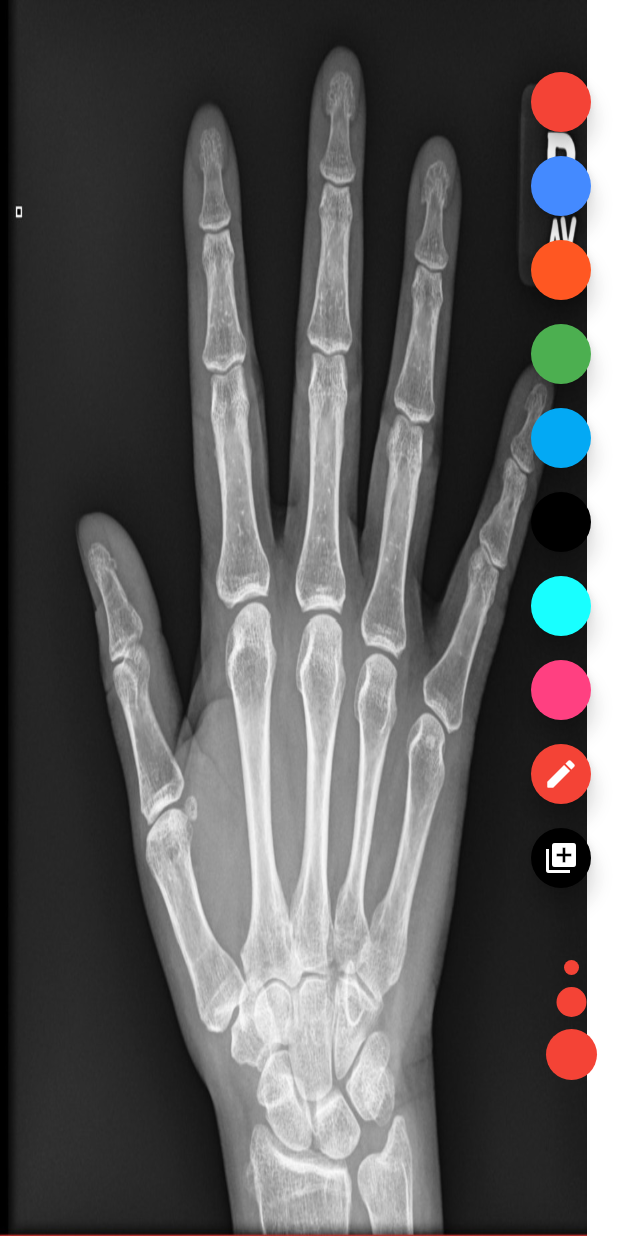
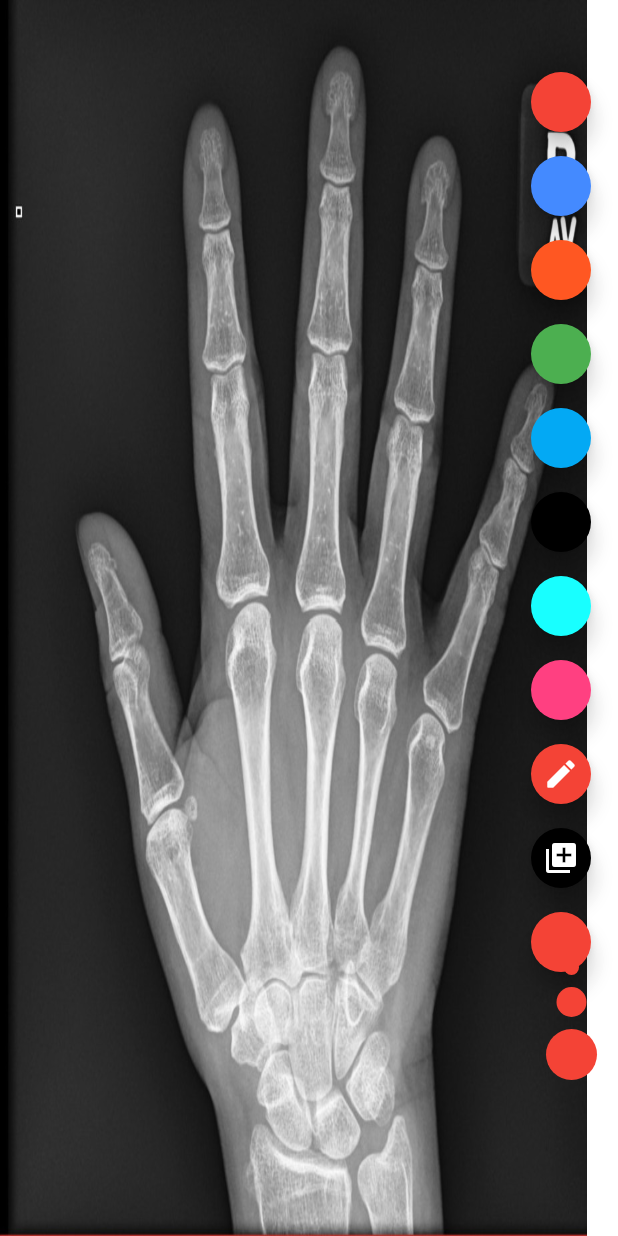
Before and after one commit to JosephSafouri/OXO-2123, a Flutter app: the DrawingPage screen opened directly, on a phone screen of 412 x 824 dp. Run offline on Flutter 3.47's test engine with Material 2 defaults, Android fonts, the phone set to English and light mode, and no system bars; our stand-ins replace image_picker.

Commit message:
Added Text Field button
Added an text field button that would unable the user to add a text field.

```diff
--- a/flutter-app/flutter_drawing_app/starter/lib/drawing_page.dart
+++ b/flutter-app/flutter_drawing_app/starter/lib/drawing_page.dart
@@ -185,7 +185,7 @@ class _DrawingPageState extends State<DrawingPage> {
         mainAxisAlignment: MainAxisAlignment.start,
         children: [
           for (Color color in toolbarColors) buildColorButton(color),
-          buildLineButton(), buildUploadButton()
+          buildLineButton(), buildUploadButton(), buildTextFieldButton()
         ],
       ),
     );
@@ -218,6 +218,21 @@ Widget buildUploadButton() {
           pickImage();
          }
       ));
+  }
+
+  Widget buildTextFieldButton() {
+    return Padding(
+      padding: const EdgeInsets.all(4.0),
+      child: FloatingActionButton(
+        mini: true,
+        backgroundColor: selectedColor,
+        onPressed: () {
+          setState(() {
+            state = Status.none;
+          });
+        },
+      ),
+    );
   }
 
   Widget buildColorButton(Color color) {
```
Also changed, not shown: 1 other file.
